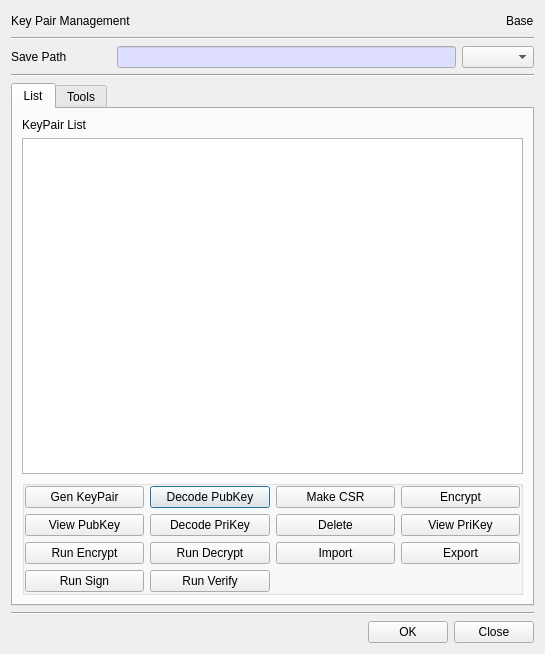
First picture: the form in BerEditor/key_pair_man_dlg.ui, repository jykim74/BerEditor, before the edit.
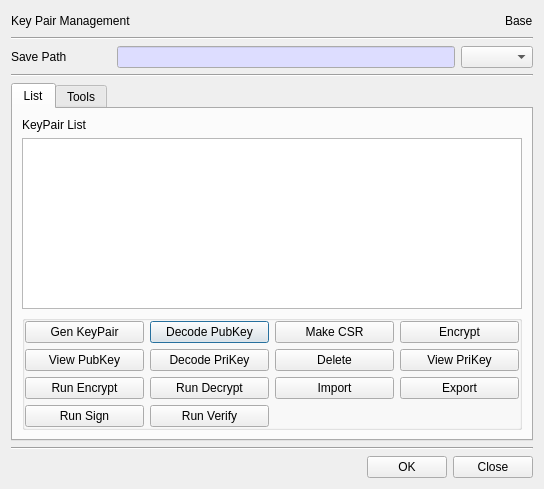
Second picture: the form after the edit.

What changed in the file:
```diff
--- a/BerEditor/key_pair_man_dlg.ui
+++ b/BerEditor/key_pair_man_dlg.ui
@@ -6,8 +6,8 @@
    <rect>
     <x>0</x>
     <y>0</y>
-    <width>545</width>
-    <height>654</height>
+    <width>542</width>
+    <height>489</height>
    </rect>
   </property>
   <property name="windowTitle">
@@ -140,7 +140,14 @@
         </widget>
        </item>
        <item>
-        <widget class="QTableWidget" name="mKeyPairTable"/>
+        <widget class="QTableWidget" name="mKeyPairTable">
+         <property name="minimumSize">
+          <size>
+           <width>500</width>
+           <height>0</height>
+          </size>
+         </property>
+        </widget>
        </item>
        <item>
         <widget class="QGroupBox" name="mListManGroup">
```
